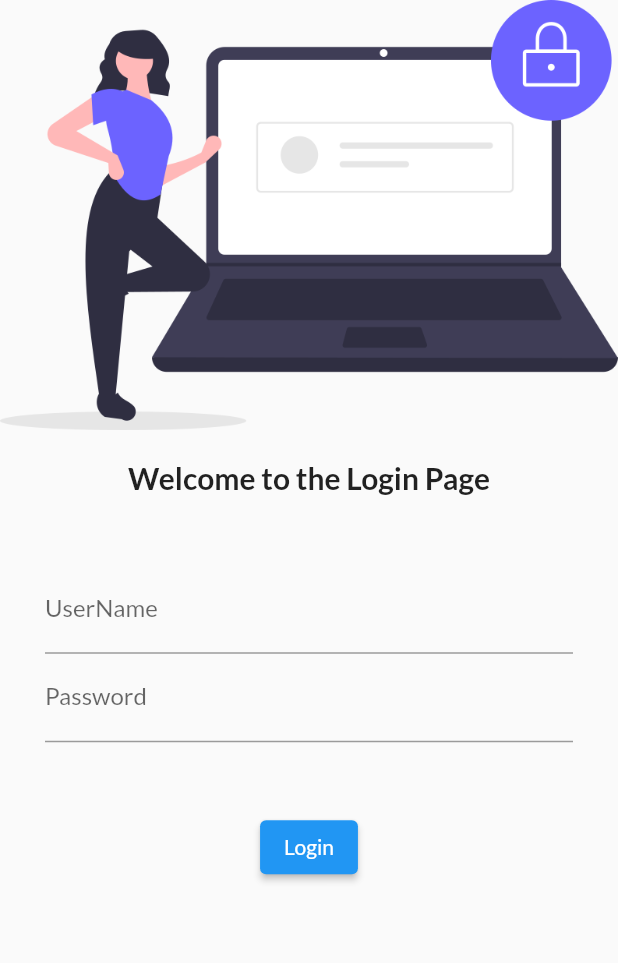
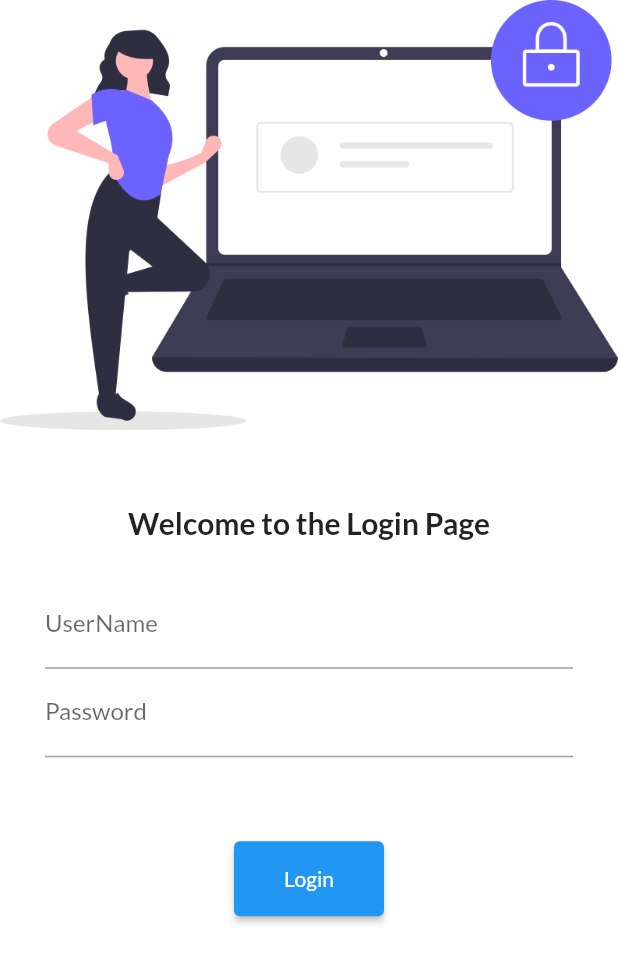
Before and after one commit to Zarnab777/Flutter_Code, a Flutter app: the screen it shows after launch, on a phone screen of 412 x 824 dp. Shown: the top 963 px of the screen. Run offline on Flutter 3.47's test engine with Material 2 defaults, Android fonts, the phone set to English and light mode, and no system bars; our stand-ins replace google_fonts.

Commit message:
Day5 Completed

```diff
--- a/lib/login_page.dart
+++ b/lib/login_page.dart
@@ -2,6 +2,7 @@
 //import 'dart:ui';
 
 import 'package:flutter/material.dart';
+import 'package:flutter_application_001/utils/routes.dart';
 
 class Loginpage extends StatelessWidget {
   const Loginpage({Key? key}) : super(key: key);
@@ -9,6 +10,8 @@ class Loginpage extends StatelessWidget {
   @override
   Widget build(BuildContext context) {
     return Material(
+        color: Colors.white,
+        child: SingleChildScrollView(
           child: Column(
             children: [
               Image.asset(
@@ -16,7 +19,7 @@ class Loginpage extends StatelessWidget {
                 fit: BoxFit.cover,
               ),
               SizedBox(
-          height: 20.0,
+                height: 50.0,
               ),
               Text(
                 "Welcome to the Login Page",
@@ -26,10 +29,11 @@ class Loginpage extends StatelessWidget {
                 ),
               ),
               SizedBox(
-          height: 30.0,
+                height: 10.0,
               ),
               Padding(
-          padding: const EdgeInsets.symmetric(vertical: 16.0, horizontal: 30.0),
+                padding: const EdgeInsets.symmetric(
+                    vertical: 16.0, horizontal: 30.0),
                 child: Column(
                   children: [
                     TextFormField(
@@ -45,17 +49,17 @@ class Loginpage extends StatelessWidget {
                 ),
               ),
               SizedBox(
-          height: 30.0,
+                height: 40.0,
               ),
               ElevatedButton(
                   child: Text("Login"),
                   style: TextButton.styleFrom(
-              backgroundColor: Colors.blue,
-            ),
+                      backgroundColor: Colors.blue, minimumSize: Size(100, 50)),
                   onPressed: () {
-              print("Login Successful");
+                    Navigator.pushNamed(context, Myroutes.homeRoute);
                   })
             ],
+          ),
         ));
   }
 }
--- a/lib/main.dart
+++ b/lib/main.dart
@@ -3,6 +3,7 @@
 import 'package:flutter/material.dart';
 import 'package:flutter_application_001/home_page.dart';
 import 'package:flutter_application_001/login_page.dart';
+import 'package:flutter_application_001/utils/routes.dart';
 import 'package:google_fonts/google_fonts.dart';
 //import 'package:flutter_application_1/pages/home_page.dart';
 //import 'package:flutter_application_1/pages/login_page.dart';
@@ -31,7 +32,8 @@ class MyApp extends StatelessWidget {
         // initialRoute: "/home",
         routes: {
           "/": (context) => Loginpage(),
-          "/home": (context) => Homepage(),
+          Myroutes.loginRoute: (context) => Loginpage(),
+          Myroutes.homeRoute: (context) => Homepage(),
         });
   }
 }
--- /dev/null
+++ b/lib/utils/routes.dart
@@ -0,0 +1,5 @@
+class Myroutes {
+static String loginRoute = "/login";
+static String homeRoute  = "/home";
+
+}
```
Lines whose indentation alone changed are shown as unchanged.
